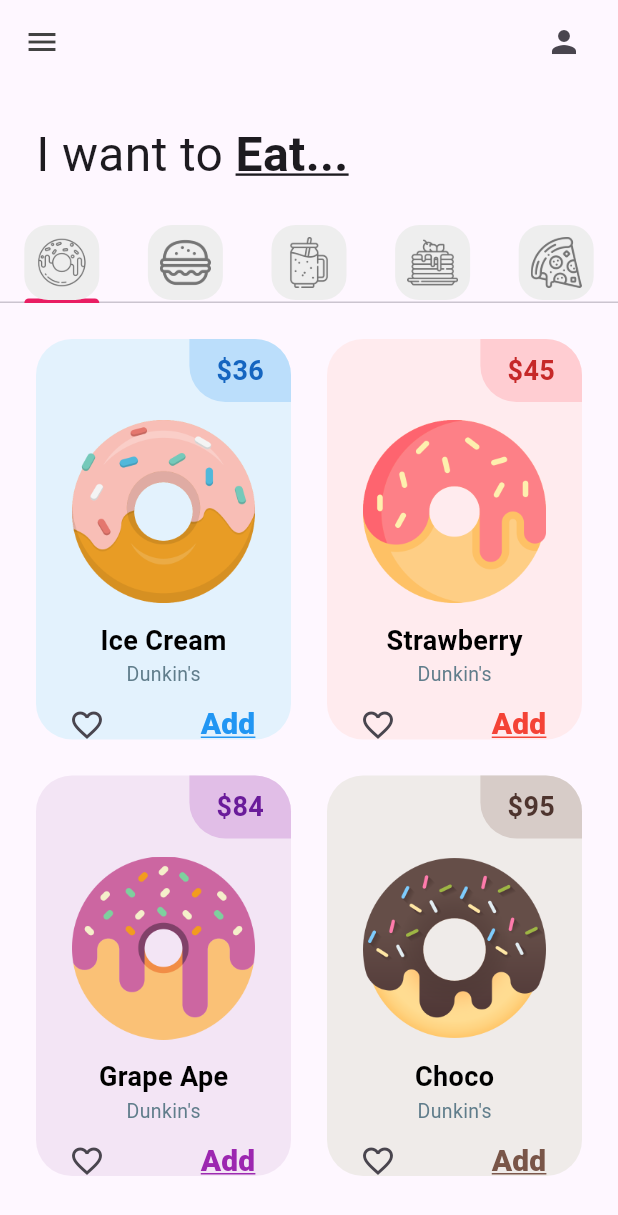
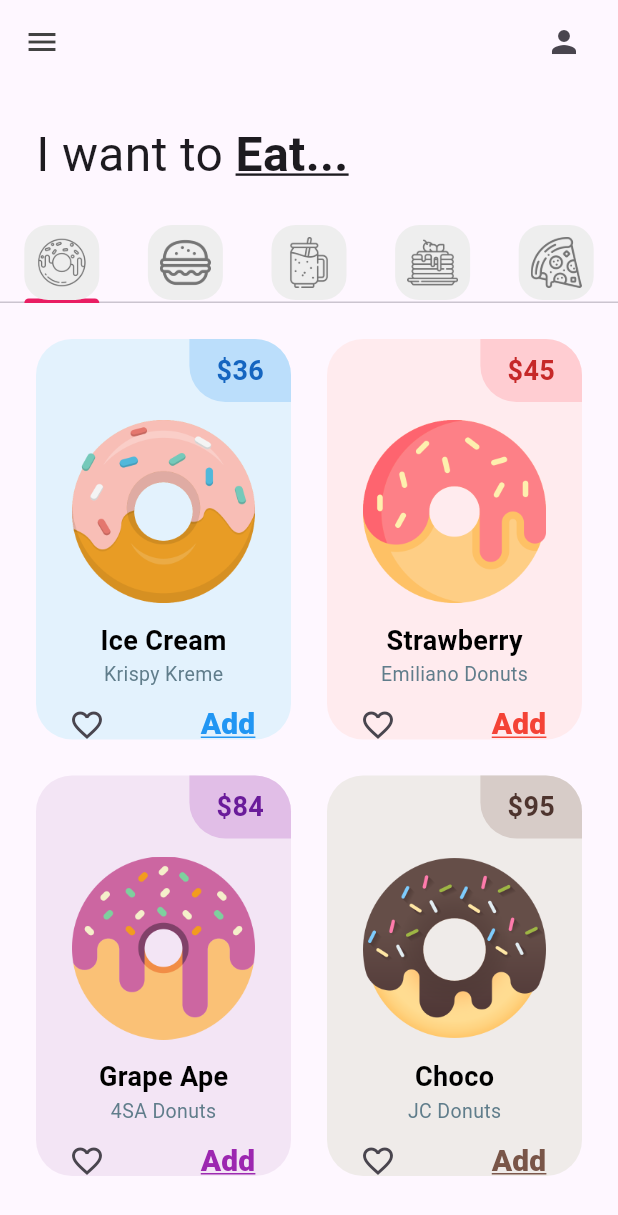
Before and after one commit to emilianoperez7/donut_app_4sa, a Flutter app: the screen it shows after launch, on a phone screen of 412 x 824 dp. Shown: the top 1215 px of the screen. Run offline on Flutter 3.47's test engine with Material 3 defaults, Android fonts, the phone set to English and light mode, and no system bars.

Commit message:
DonutTile Finished (class design)

```diff
--- a/lib/tabs/donut_tab.dart
+++ b/lib/tabs/donut_tab.dart
@@ -5,10 +5,34 @@ class DonutTab extends StatelessWidget {
   //list of donuts
   final List donutsOnSale = [
     // [ donutFlavor, donutPrice, donutColor, imageName ]
-    ["Ice Cream", "36", Colors.blue, "lib/images/icecream_donut.png"],
-    ["Strawberry", "45", Colors.red, "lib/images/strawberry_donut.png"],
-    ["Grape Ape", "84", Colors.purple, "lib/images/grape_donut.png"],
-    ["Choco", "95", Colors.brown, "lib/images/chocolate_donut.png"],
+    [
+      "Ice Cream",
+      "Krispy Kreme",
+      "36",
+      Colors.blue,
+      "lib/images/icecream_donut.png"
+    ],
+    [
+      "Strawberry",
+      "Emiliano Donuts",
+      "45",
+      Colors.red,
+      "lib/images/strawberry_donut.png"
+    ],
+    [
+      "Grape Ape",
+      "4SA Donuts",
+      "84",
+      Colors.purple,
+      "lib/images/grape_donut.png"
+    ],
+    [
+      "Choco",
+      "JC Donuts",
+      "95",
+      Colors.brown,
+      "lib/images/chocolate_donut.png"
+    ],
   ];
 
   DonutTab({super.key});
@@ -28,11 +52,11 @@ class DonutTab extends StatelessWidget {
       //¿Qué elemento se construirá?
       itemBuilder: (context, index) {
         return DonutTile(
-          donutFlavor: donutsOnSale[index][0],
-          donutPrice: donutsOnSale[index][1],
-          donutColor: donutsOnSale[index][2],
-          imageName: donutsOnSale[index][3],
-        );
+            donutFlavor: donutsOnSale[index][0],
+            donutShop: donutsOnSale[index][1],
+            donutPrice: donutsOnSale[index][2],
+            donutColor: donutsOnSale[index][3],
+            imageName: donutsOnSale[index][4]);
       },
     );
   }
--- a/lib/utils/donut_tile.dart
+++ b/lib/utils/donut_tile.dart
@@ -3,6 +3,7 @@ import 'package:flutter/material.dart';
 class DonutTile extends StatelessWidget {
   final String donutFlavor;
   final String donutPrice;
+  final String donutShop;
   //dyanamic porque será de tipo color
   final dynamic donutColor;
   final String imageName;
@@ -12,7 +13,8 @@ class DonutTile extends StatelessWidget {
       required this.donutFlavor,
       required this.donutPrice,
       required this.donutColor,
-      required this.imageName});
+      required this.imageName,
+      required this.donutShop});
 
   @override
   Widget build(BuildContext context) {
@@ -61,7 +63,7 @@ class DonutTile extends StatelessWidget {
                       fontWeight: FontWeight.bold,
                       fontSize: 18,
                       color: Colors.black)),
-              Text('Dunkin\'s',
+              Text(donutShop,
                   style: TextStyle(fontSize: 13, color: Colors.blueGrey)),
               //Icons
               Row(
```
